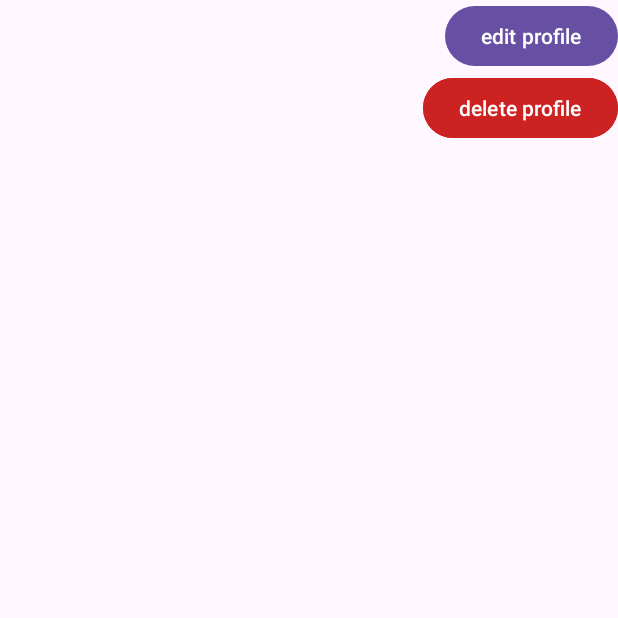
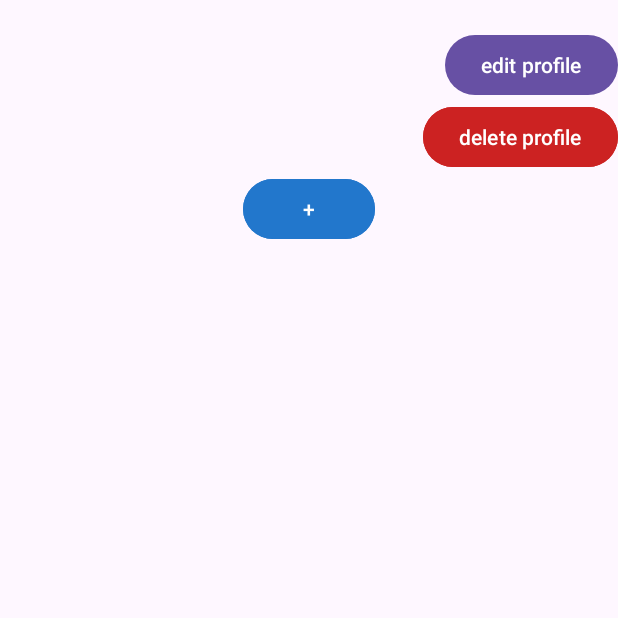
Before and after one commit to ahmet8zer/Music-Sharing-App, an Android app: the Profile screen opened directly, with no data from a screen before it, on a phone screen of 412 x 824 dp, the top half of it. Run offline under Robolectric (Android 15) with nearby library versions, the phone set to English and light mode, and no system bars; our stand-ins replace Firebase (no records; nobody signed in at launch, a user with empty details on screens opened directly).

Commit message:
made changes all over the place, made the view for the post adding activity

```diff
--- a/MusicSharing/app/src/main/AndroidManifest.xml
+++ b/MusicSharing/app/src/main/AndroidManifest.xml
@@ -14,6 +14,9 @@
         android:supportsRtl="true"
         android:theme="@style/Theme.MusicSharing"
         tools:targetApi="31">
+        <activity
+            android:name=".AddPostActivity"
+            android:exported="false" />
         <activity
             android:name=".DeleteProfile"
             android:exported="false" />
--- a/MusicSharing/app/src/main/java/com/example/musicsharing/Profile.java
+++ b/MusicSharing/app/src/main/java/com/example/musicsharing/Profile.java
@@ -5,6 +5,7 @@ import android.os.Bundle;
 import android.util.Log;
 import android.view.View;
 import android.widget.Button;
+import android.widget.TextView;
 
 import androidx.annotation.NonNull;
 import androidx.appcompat.app.AppCompatActivity;
@@ -17,7 +18,11 @@ import com.google.firebase.auth.FirebaseAuth;
 
 public class Profile extends AppCompatActivity {
 
-    private Button mEditProfileButton, mDeleteProfileButton;
+    private Button mEditProfileButton, mDeleteProfileButton, mAddPostButton;
+
+    private TextView mDisplayName;
+
+
 
 
 
@@ -26,10 +31,17 @@ public class Profile extends AppCompatActivity {
         super.onCreate(savedInstanceState);
         setContentView(R.layout.activity_profile);
 
+        FirebaseUser user = FirebaseAuth.getInstance().getCurrentUser();
 
+        mDisplayName = (TextView) findViewById(R.id.display_name);
+        if(user != null){
+            mDisplayName.setText(user.getDisplayName());
+        }
         mEditProfileButton = (Button) findViewById(R.id.edit_profile_button);
 
         mDeleteProfileButton = (Button) findViewById(R.id.delete_profile_button);
+
+        mAddPostButton = (Button) findViewById(R.id.add_post_button);
 
 
         mEditProfileButton.setOnClickListener(new View.OnClickListener() {
@@ -41,16 +53,31 @@ public class Profile extends AppCompatActivity {
             }
         });
 
+
+        mAddPostButton.setOnClickListener(new View.OnClickListener() {
+            @Override
+            public void onClick(View view) {
+                Intent intent = new Intent(getApplicationContext(), AddPostActivity.class);
+                startActivity(intent);
+                finish();
+            }
+        });
+
+
         mDeleteProfileButton.setOnClickListener(new View.OnClickListener() {
             @Override
             public void onClick(View view) {
-                FirebaseUser user = FirebaseAuth.getInstance().getCurrentUser();
 
                 user.delete().addOnCompleteListener(new OnCompleteListener<Void>() {
                     @Override
                     public void onComplete(@NonNull Task<Void> task) {
                         if (task.isSuccessful()) {
                             Log.d("TAG", "Your account has been deleted.");
+
+                            Intent intent = new Intent(getApplicationContext(), MainActivity.class);
+                            startActivity(intent);
+                            finish();
+
                         }
                     }
                 });
@@ -66,5 +93,7 @@ public class Profile extends AppCompatActivity {
 
 
 
+
+
     }
 }
--- a/MusicSharing/app/src/main/java/com/example/musicsharing/Register.java
+++ b/MusicSharing/app/src/main/java/com/example/musicsharing/Register.java
@@ -74,6 +74,11 @@ public class Register extends AppCompatActivity {
                                     Toast.makeText(Register.this, "Created Account",
                                             Toast.LENGTH_SHORT).show();
                                     mLoginButton.setEnabled(true);
+
+                                    Intent intent = new Intent(getApplicationContext(), Profile.class);
+                                    startActivity(intent);
+                                    finish();
+
                                 } else {
                                     // If sign in fails, display a message to the user.
                                     Toast.makeText(Register.this, "Authentication failed.",
--- a/MusicSharing/app/src/main/res/layout/activity_profile.xml
+++ b/MusicSharing/app/src/main/res/layout/activity_profile.xml
@@ -8,8 +8,14 @@
 
     <LinearLayout
         android:layout_width="match_parent"
-        android:layout_height="wrap_content"
+        android:layout_height="match_parent"
         android:orientation="vertical">
+
+        <TextView
+            android:id="@+id/display_name"
+            android:layout_width="wrap_content"
+            android:layout_height="wrap_content"
+            android:layout_gravity="center"/>
 
         <Button
             android:id="@+id/edit_profile_button"
@@ -27,6 +33,16 @@
             android:backgroundTint="#CC2222"
             android:text="@string/delete_profile" />
 
+        <Button
+            android:id="@+id/add_post_button"
+            android:layout_width="wrap_content"
+            android:layout_height="wrap_content"
+            android:layout_gravity="center"
+            android:backgroundTint="#2277CC"
+            android:text="+" />
+
+
+
 
     </LinearLayout>
 
```
Also changed, not shown: MusicSharing/app/src/main/java/com/example/musicsharing/AddPostActivity.java (added, +55 -0 lines), MusicSharing/app/src/main/java/com/example/musicsharing/EditProfile.java (+42 -4 lines), MusicSharing/app/src/main/java/com/example/musicsharing/MainActivity.java (+41 -6 lines), MusicSharing/app/src/main/res/layout/activity_add_post.xml (added, +58 -0 lines).
